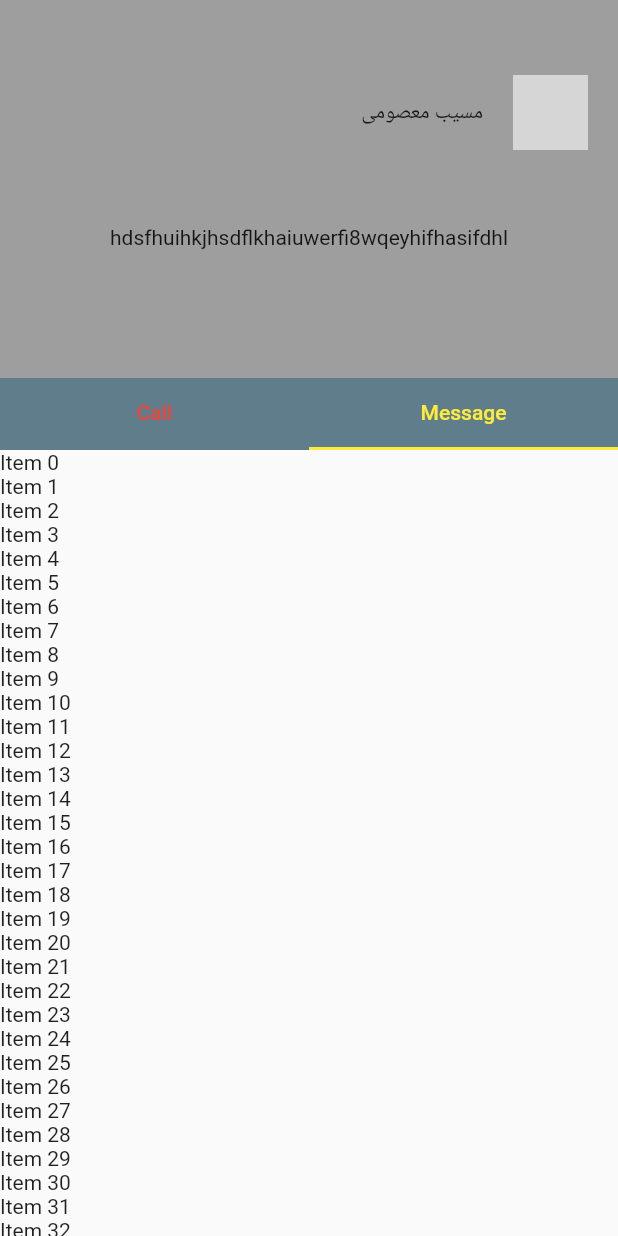
After one commit to mosayeb-masoumi/SliverAppBar, a Flutter app: the SilverPagination screen opened directly, tab 2 chosen, on a phone screen of 412 x 824 dp. The commit adds this screen. Run offline on Flutter 3.47's test engine with Material 2 defaults, Android fonts, the phone set to English and light mode, and no system bars; our stand-ins replace infinite_scroll_pagination; network calls fail; grey boxes are pictures that could not be loaded.

Commit message:
add pagination

```diff
--- /dev/null
+++ b/lib/pagination_tabbar_silver_appbar/model/user_List_model.dart
@@ -0,0 +1,6 @@
+
+import 'user_model.dart';
+class UserListModel{
+  List<UserModel> userList =[];
+  UserListModel(this.userList);
+}
--- /dev/null
+++ b/lib/pagination_tabbar_silver_appbar/model/user_model.dart
@@ -0,0 +1,8 @@
+class UserModel{
+  String name ="";
+  String family ="";
+
+  UserModel(this.name, this.family);
+
+
+}
--- /dev/null
+++ b/lib/pagination_tabbar_silver_appbar/pages/silver_pagination.dart
@@ -0,0 +1,224 @@
+import 'dart:math' as math;
+
+import 'package:flutter/material.dart';
+import 'package:flutter/rendering.dart';
+import 'package:infinite_scroll_pagination/infinite_scroll_pagination.dart';
+import 'package:silver_app_bar1/model.dart';
+import 'package:silver_app_bar1/pagination_tabbar_silver_appbar/model/user_model.dart';
+import 'package:silver_app_bar1/pagination_tabbar_silver_appbar/pages/user_item.dart';
+import 'package:silver_app_bar1/pagination_tabbar_silver_appbar/repository/my_repository.dart';
+
+class SilverPagination extends StatefulWidget {
+  @override
+  _SilverPaginationState createState() => _SilverPaginationState();
+}
+
+class _SilverPaginationState extends State<SilverPagination> {
+  // List<ModelInfo> list = [];
+  //
+  // bool showGridList = false;
+
+  // @override
+  // void initState() {
+  //   initialList();
+  //   super.initState();
+  // }
+  //
+  // void initialList() {
+  //   list.add(ModelInfo("ali", "rezai"));
+  //   list.add(ModelInfo("milad", "moradi"));
+  //   list.add(ModelInfo("mina", "akbari"));
+  //   list.add(ModelInfo("fiza", "leonardo"));
+
+  // pagination
+  static const _pageSize = 8;
+  final PagingController<int, UserModel> _pagingController =
+  PagingController(firstPageKey: 0);
+
+  @override
+  void initState() {
+    _pagingController.addPageRequestListener((pageKey) {
+      _fetchPage(pageKey);
+    });
+    super.initState();
+  }
+
+  Future<void> _fetchPage(int pageKey) async {
+    try {
+      final model = await MyRepository().fetchPalyListName(pageKey, _pageSize);
+      final newItems = model.userList;
+
+      final isLastPage = newItems.length < _pageSize;
+      if (isLastPage) {
+        _pagingController.appendLastPage(newItems);
+      } else {
+        final nextPageKey = pageKey + newItems.length;
+        _pagingController.appendPage(newItems, nextPageKey);
+      }
+    } catch (error) {
+      _pagingController.error = error;
+    }
+  }
+
+  @override
+  Widget build(BuildContext context) {
+    return Scaffold(
+      body: DefaultTabController(
+        length: 2,
+        child: NestedScrollView(
+          headerSliverBuilder: (context, value) {
+            return [
+              SliverAppBar(
+                expandedHeight: 300,
+                // collapsedHeight: 100,
+                toolbarHeight: 50,
+                backgroundColor: Colors.blueGrey,
+                floating: true,
+                pinned: true,
+                automaticallyImplyLeading: false,
+                // to remove back button
+
+                flexibleSpace: FlexibleSpaceBar(
+                  centerTitle: true,
+
+                  background: Container(
+                    color: Colors.grey,
+                    child: Stack(
+                      children: [
+                        Column(
+                          children: [
+                            SizedBox(
+                              height: 50,
+                            ),
+                            Row(
+                              mainAxisAlignment: MainAxisAlignment.end,
+                              children: [
+                                Text("مسیب معصومی"),
+                                SizedBox(
+                                  width: 10,
+                                ),
+                                Container(
+                                  margin: EdgeInsets.only(left: 10, right: 20),
+                                  height: 50,
+                                  width: 50,
+                                  decoration: BoxDecoration(
+                                      shape: BoxShape.circle,
+                                      image: DecorationImage(
+                                          image: NetworkImage(
+                                              "https://upload.wikimedia.org/wikipedia/commons/4/47/PNG_transparency_demonstration_1.png"),
+                                          fit: BoxFit.cover),
+                                      color: Colors.white),
+                                ),
+                              ],
+                            ),
+                            SizedBox(
+                              height: 50,
+                            ),
+                            Text("hdsfhuihkjhsdflkhaiuwerfi8wqeyhifhasifdhl")
+                          ],
+                        ),
+                      ],
+                    ),
+                  ),
+
+                  // background: Image.network(
+                  //   "https://upload.wikimedia.org/wikipedia/commons/4/47/PNG_transparency_demonstration_1.png",
+                  //   fit: BoxFit.cover,
+                  // ) //Images.network
+                ),
+
+                bottom: PreferredSize(
+                  preferredSize: const Size.fromHeight(50),
+                  child: Container(
+                    color: Colors.blueGrey,
+                    child: TabBar(
+                      indicatorColor: Colors.yellow,
+                      labelColor: Colors.yellow,
+                      unselectedLabelColor: Colors.red,
+                      tabs: [
+                        Tab(text: "Call"),
+                        Tab(text: "Message"),
+                      ],
+                    ),
+                  ),
+                ),
+              ),
+            ];
+          },
+          body: TabBarView(
+            children: [
+              //first tab
+              // Container(
+              //     child: ListView.builder(
+              //         itemCount: list.length,
+              //         itemBuilder: (context, index) {
+              //           return getColumnCard(
+              //             list[index],
+              //           );
+              //         })),
+
+
+              //first tab
+              PagedListView<int, UserModel>.separated(
+
+                // physics:  AlwaysScrollableScrollPhysics(),
+                physics: NeverScrollableScrollPhysics(),
+                pagingController: _pagingController,
+                builderDelegate: PagedChildBuilderDelegate<UserModel>(
+                  animateTransitions: true,
+                  itemBuilder: (context, item, index) =>
+                      UserItem(userModelItem: item, index: index),
+                  // getColumnCard(item, index , context),
+                ),
+                separatorBuilder: (context, index) => const Divider(),
+              ),
+
+
+              // second tab
+              Container(
+                  child: ListView.builder(
+                      itemCount: 100,
+                      itemBuilder: (context, index) {
+                        return Text("Item $index");
+                      })),
+            ],
+          ),
+        ),
+      ),
+    );
+  }
+
+
+}
+
+//
+// Widget getColumnCard(UserModel model , int index, BuildContext context) {
+//     return Container(
+//       height: 100,
+//       margin: EdgeInsets.all(5),
+//       decoration: BoxDecoration(
+//           borderRadius: BorderRadius.circular(20), color: Colors.red),
+//       child: Column(
+//         crossAxisAlignment: CrossAxisAlignment.start,
+//         mainAxisAlignment: MainAxisAlignment.center,
+//         children: [
+//           Container(
+//               padding: EdgeInsets.only(left: 20),
+//               child: Text(
+//                 model.name + " "+index.toString(),
+//                 style: TextStyle(color: Colors.white, fontSize: 20),
+//               )),
+//           SizedBox(
+//             height: 10,
+//           ),
+//           Container(
+//               padding: EdgeInsets.only(left: 20),
+//               child: Text(
+//                 model.family,
+//                 style: TextStyle(color: Colors.white, fontSize: 15),
+//               ))
+//         ],
+//       ),
+//     );
+//   }
+// }
--- a/lib/silver_page1.dart
+++ b/lib/silver_page1.dart
@@ -5,13 +5,13 @@ import 'package:flutter/rendering.dart';
 import 'package:silver_app_bar1/item_widget.dart';
 import 'package:silver_app_bar1/model.dart';
 
-class SilverPage2 extends StatefulWidget {
+class SilverPage1 extends StatefulWidget {
 
   @override
-  _SilverPage2State createState() => _SilverPage2State();
+  _SilverPage1State createState() => _SilverPage1State();
 }
 
-class _SilverPage2State extends State<SilverPage2> {
+class _SilverPage1State extends State<SilverPage1> {
   List<ModelInfo> list = [];
 
   bool showGridList = false;
--- a/pubspec.yaml
+++ b/pubspec.yaml
@@ -31,9 +31,14 @@ dependencies:
     sdk: flutter
 
 
+
   # The following adds the Cupertino Icons font to your application.
   # Use with the CupertinoIcons class for iOS style icons.
   cupertino_icons: ^1.0.2
+  infinite_scroll_pagination: ^3.1.0
+  dio: ^4.0.4
+  http: ^0.13.4
+
 
 dev_dependencies:
   flutter_test:
```
Also changed, not shown: lib/home_page.dart (+13 -1 lines), lib/pagination_tabbar_silver_appbar/pages/user_item.dart (added, +46 -0 lines), lib/pagination_tabbar_silver_appbar/repository/my_repository.dart (added, +28 -0 lines), pubspec.lock.
